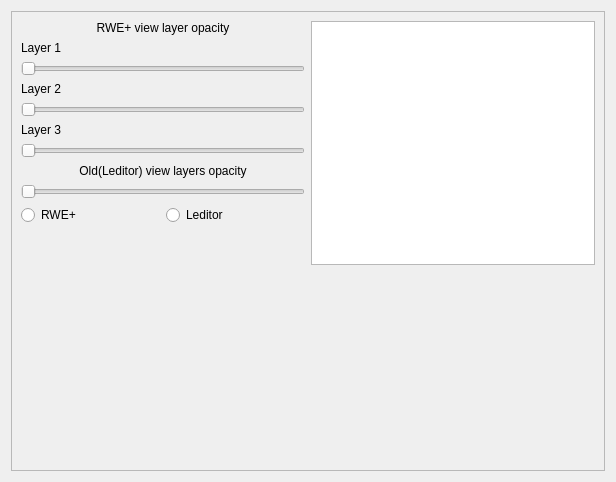
Above: ui/uifiles/settings/geo.ui from timofey260/RWE-Sharp before the change. Below: the same form after it.
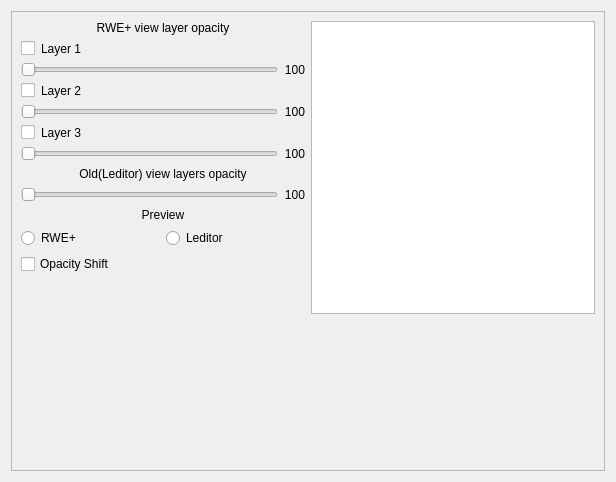
That is the form after the change.

The edit to the form file:
```diff
--- a/ui/uifiles/settings/geo.ui
+++ b/ui/uifiles/settings/geo.ui
@@ -44,6 +44,21 @@
             </widget>
            </item>
            <item>
+            <layout class="QHBoxLayout" name="horizontalLayout_2">
+             <item>
+              <widget class="QCheckBox" name="L1show">
+               <property name="sizePolicy">
+                <sizepolicy hsizetype="Maximum" vsizetype="Fixed">
+                 <horstretch>0</horstretch>
+                 <verstretch>0</verstretch>
+                </sizepolicy>
+               </property>
+               <property name="text">
+                <string/>
+               </property>
+              </widget>
+             </item>
+             <item>
             <widget class="QLabel" name="label">
              <property name="text">
               <string>Layer 1</string>
@@ -51,15 +66,52 @@
              <property name="alignment">
               <set>Qt::AlignmentFlag::AlignLeading|Qt::AlignmentFlag::AlignLeft|Qt::AlignmentFlag::AlignVCenter</set>
              </property>
-            </widget>
-           </item>
+               <property name="buddy">
+                <cstring>L1show</cstring>
+               </property>
+              </widget>
+             </item>
+            </layout>
+           </item>
            <item>
-            <widget class="QSlider" name="horizontalSlider">
-             <property name="singleStep">
-              <number>1</number>
+            <layout class="QHBoxLayout" name="horizontalLayout_6">
+             <item>
+              <widget class="QSlider" name="L1op">
+               <property name="maximum">
+                <number>256</number>
              </property>
              <property name="orientation">
               <enum>Qt::Orientation::Horizontal</enum>
+               </property>
+              </widget>
+             </item>
+             <item>
+              <widget class="QLabel" name="label_8">
+               <property name="text">
+                <string>100</string>
+               </property>
+               <property name="alignment">
+                <set>Qt::AlignmentFlag::AlignRight|Qt::AlignmentFlag::AlignTrailing|Qt::AlignmentFlag::AlignVCenter</set>
+               </property>
+               <property name="buddy">
+                <cstring>L1op</cstring>
+               </property>
+              </widget>
+             </item>
+            </layout>
+           </item>
+           <item>
+            <layout class="QHBoxLayout" name="horizontalLayout_4">
+             <item>
+              <widget class="QCheckBox" name="L2show">
+               <property name="sizePolicy">
+                <sizepolicy hsizetype="Maximum" vsizetype="Fixed">
+                 <horstretch>0</horstretch>
+                 <verstretch>0</verstretch>
+                </sizepolicy>
+               </property>
+               <property name="text">
+                <string/>
              </property>
             </widget>
            </item>
@@ -68,12 +120,55 @@
              <property name="text">
               <string>Layer 2</string>
              </property>
-            </widget>
-           </item>
+               <property name="alignment">
+                <set>Qt::AlignmentFlag::AlignLeading|Qt::AlignmentFlag::AlignLeft|Qt::AlignmentFlag::AlignVCenter</set>
+               </property>
+               <property name="buddy">
+                <cstring>L2show</cstring>
+               </property>
+              </widget>
+             </item>
+            </layout>
+           </item>
            <item>
-            <widget class="QSlider" name="horizontalSlider_2">
+            <layout class="QHBoxLayout" name="horizontalLayout_7">
+             <item>
+              <widget class="QSlider" name="L2op">
+               <property name="maximum">
+                <number>256</number>
+               </property>
              <property name="orientation">
               <enum>Qt::Orientation::Horizontal</enum>
+               </property>
+              </widget>
+             </item>
+             <item>
+              <widget class="QLabel" name="label_9">
+               <property name="text">
+                <string>100</string>
+               </property>
+               <property name="alignment">
+                <set>Qt::AlignmentFlag::AlignRight|Qt::AlignmentFlag::AlignTrailing|Qt::AlignmentFlag::AlignVCenter</set>
+               </property>
+               <property name="buddy">
+                <cstring>L2op</cstring>
+               </property>
+              </widget>
+             </item>
+            </layout>
+           </item>
+           <item>
+            <layout class="QHBoxLayout" name="horizontalLayout_5">
+             <item>
+              <widget class="QCheckBox" name="L3show">
+               <property name="sizePolicy">
+                <sizepolicy hsizetype="Maximum" vsizetype="Fixed">
+                 <horstretch>0</horstretch>
+                 <verstretch>0</verstretch>
+                </sizepolicy>
+               </property>
+               <property name="text">
+                <string/>
              </property>
             </widget>
            </item>
@@ -82,14 +177,42 @@
              <property name="text">
               <string>Layer 3</string>
              </property>
-            </widget>
-           </item>
+               <property name="alignment">
+                <set>Qt::AlignmentFlag::AlignLeading|Qt::AlignmentFlag::AlignLeft|Qt::AlignmentFlag::AlignVCenter</set>
+               </property>
+               <property name="buddy">
+                <cstring>L3show</cstring>
+               </property>
+              </widget>
+             </item>
+            </layout>
+           </item>
            <item>
-            <widget class="QSlider" name="horizontalSlider_3">
+            <layout class="QHBoxLayout" name="horizontalLayout_8">
+             <item>
+              <widget class="QSlider" name="L3op">
+               <property name="maximum">
+                <number>256</number>
+               </property>
              <property name="orientation">
               <enum>Qt::Orientation::Horizontal</enum>
              </property>
             </widget>
+             </item>
+             <item>
+              <widget class="QLabel" name="label_10">
+               <property name="text">
+                <string>100</string>
+               </property>
+               <property name="alignment">
+                <set>Qt::AlignmentFlag::AlignRight|Qt::AlignmentFlag::AlignTrailing|Qt::AlignmentFlag::AlignVCenter</set>
+               </property>
+               <property name="buddy">
+                <cstring>L3op</cstring>
+               </property>
+              </widget>
+             </item>
+            </layout>
            </item>
            <item>
             <widget class="QLabel" name="label_5">
@@ -102,9 +225,39 @@
             </widget>
            </item>
            <item>
-            <widget class="QSlider" name="horizontalSlider_4">
+            <layout class="QHBoxLayout" name="horizontalLayout_9">
+             <item>
+              <widget class="QSlider" name="RGBop">
+               <property name="maximum">
+                <number>256</number>
+               </property>
              <property name="orientation">
               <enum>Qt::Orientation::Horizontal</enum>
+               </property>
+              </widget>
+             </item>
+             <item>
+              <widget class="QLabel" name="label_11">
+               <property name="text">
+                <string>100</string>
+               </property>
+               <property name="alignment">
+                <set>Qt::AlignmentFlag::AlignRight|Qt::AlignmentFlag::AlignTrailing|Qt::AlignmentFlag::AlignVCenter</set>
+               </property>
+               <property name="buddy">
+                <cstring>RGBop</cstring>
+               </property>
+              </widget>
+             </item>
+            </layout>
+           </item>
+           <item>
+            <widget class="QLabel" name="label_6">
+             <property name="text">
+              <string>Preview</string>
+             </property>
+             <property name="alignment">
+              <set>Qt::AlignmentFlag::AlignCenter</set>
              </property>
             </widget>
            </item>
@@ -126,6 +279,13 @@
              </item>
             </layout>
            </item>
+           <item>
+            <widget class="QCheckBox" name="OPshift">
+             <property name="text">
+              <string>Opacity Shift</string>
+             </property>
+            </widget>
+           </item>
            <item>
             <spacer name="verticalSpacer">
              <property name="orientation">
```
Left out of the diff: 84 changed lines with no effect on the pictures. Lines whose indentation alone changed are shown as unchanged.
